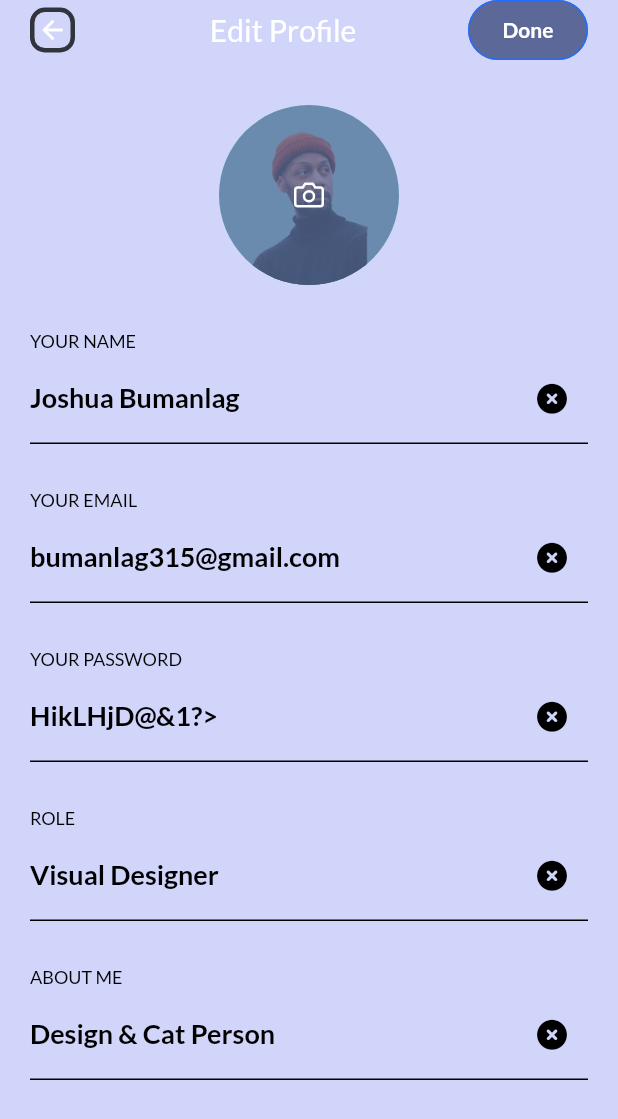
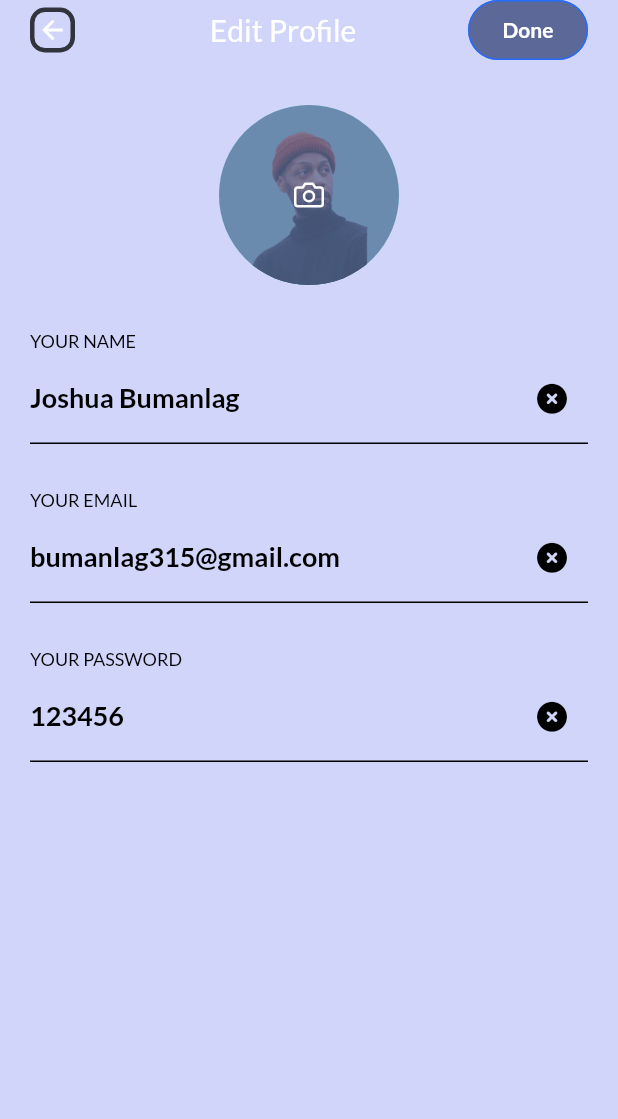
Before and after one commit to BooManLag/UMAK_PLM_Productivity, a Flutter app: the ProfilePage screen opened directly, after a tap on "Edit", on a phone screen of 412 x 824 dp. Shown: the top 1119 px of the screen. Run offline on Flutter 3.47's test engine with Material 2 defaults, Android fonts, the phone set to English and light mode, and no system bars; our stand-ins replace fl_chart, flutter_feather_icons, flutter_slidable, font_awesome_flutter, get, google_fonts and 2 more; missing offline and left inert: flutter_shapes.

Commit message:
Created_Task Fix

```diff
--- a/lib/Screens/Profile/edit_profile.dart
+++ b/lib/Screens/Profile/edit_profile.dart
@@ -69,25 +69,12 @@ class EditProfilePage extends StatelessWidget {
                 label: "Your Email"),
             AppSpaces.verticalSpace20,
             LabelledFormInput(
-                placeholder: "HikLHjD@&1?>",
+                placeholder: "123456",
                 keyboardType: "text",
                 controller: _passController,
                 obscureText: true,
                 label: "Your Password"),
             AppSpaces.verticalSpace20,
-            LabelledFormInput(
-                placeholder: "Visual Designer",
-                keyboardType: "text",
-                controller: _roleController,
-                obscureText: true,
-                label: "Role"),
-            AppSpaces.verticalSpace20,
-            LabelledFormInput(
-                placeholder: "Design & Cat Person",
-                keyboardType: "text",
-                controller: _aboutController,
-                obscureText: true,
-                label: "About Me"),
           ]))))
     ]));
   }
--- a/lib/Screens/Profile/my_profile.dart
+++ b/lib/Screens/Profile/my_profile.dart
@@ -90,12 +90,6 @@ class _ProfilePageState extends State<ProfilePage> {
                     ),
                     AppSpaces.verticalSpace10,
                     ProfileTextOption(
-                      label: '$tabSpace Join A Team',
-                      icon: Icons.group_add,
-                      margin: 5.0,
-                    ),
-                    AppSpaces.verticalSpace10,
-                    ProfileTextOption(
                       label: '$tabSpace Share Profile',
                       icon: FeatherIcons.share2,
                       margin: 5.0,
--- a/lib/widgets/Dashboard/create_task.dart
+++ b/lib/widgets/Dashboard/create_task.dart
@@ -32,7 +32,7 @@ class CreateTaskBottomSheet extends StatelessWidget {
             Row(children: [
               Icon(Icons.contacts, color: Colors.white),
               AppSpaces.horizontalSpace10,
-              Text("Unity Dashboard  ", style: GoogleFonts.lato(color: Colors.white, fontWeight: FontWeight.w700)),
+              Text("App Design  ", style: GoogleFonts.lato(color: Colors.white, fontWeight: FontWeight.w700)),
               Icon(Icons.expand_more, color: Colors.white),
             ]),
             AppSpaces.verticalSpace20,
```
